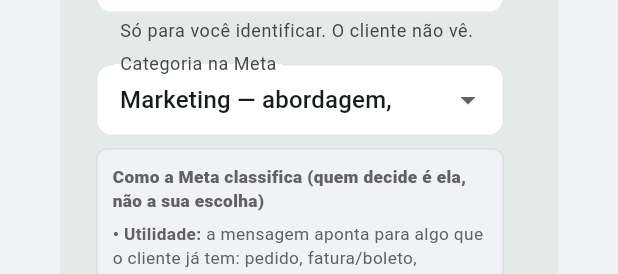
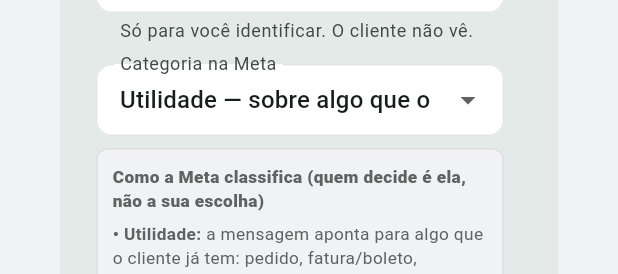
Before and after one commit to rafael-zirix/ZAPDESK, a Flutter app: the TemplateEditor widget shown alone on an empty page, opened directly, on a phone screen of 412 x 824 dp. Shown: the part 251-525 px from the top of the screen. Run offline on Flutter 3.47's test engine with Material 3 defaults, Android fonts, the phone set to English and light mode, and no system bars; our stand-ins replace shared_preferences, web; missing offline and left inert: dart:js_interop, dart:ui_web; accounts and stored records are empty; network calls fail.

Commit message:
feat(modelos): conversa nasce Utility, campanha nasce Marketing
A tela que cria o modelo já sabe para que ele serve, então ela decide a
categoria sugerida: conversa = Utility (faixa mais barata, é o que o
atendimento faz), campanha = Marketing. O usuário troca no dropdown
quando o conteúdo pedir.

O uso escolhido também é gravado no ato da criação, em vez de sair do
default por categoria — a Meta recategoriza sozinha e o modelo mudava de
lista sem ninguém pedir.

Co-Authored-By: Claude Opus 5 <noreply@anthropic.com>

```diff
--- a/app/lib/templates/template_editor.dart
+++ b/app/lib/templates/template_editor.dart
@@ -16,7 +16,12 @@ import '../core/theme.dart';
 ///    cliente já tem (pedido, fatura, atendimento aberto); saudação e convite
 ///    são Marketing — a Meta rebaixa na revisão e o preço muda.
 class TemplateEditor extends StatefulWidget {
-  const TemplateEditor({super.key});
+  /// De qual lista o modelo está nascendo: 'chat' (conversa) ou 'campaign'
+  /// (campanha). Define a categoria sugerida — conversa é Utilidade, campanha
+  /// é Marketing — e fixa em que lista o modelo aparece depois.
+  const TemplateEditor({super.key, this.usage});
+
+  final String? usage;
 
   @override
   State<TemplateEditor> createState() => _TemplateEditorState();
@@ -32,7 +37,7 @@ class _TemplateEditorState extends State<TemplateEditor> {
   final buttonCtrls = <TextEditingController>[];
   final exampleCtrls = <TextEditingController>[];
 
-  String category = 'MARKETING';
+  late String category;
   String headerType = 'NONE'; // NONE | TEXT | IMAGE
   String? imageHandle;
   String? imageName;
@@ -43,6 +48,8 @@ class _TemplateEditorState extends State<TemplateEditor> {
   @override
   void initState() {
     super.initState();
+    // Regra: modelo de conversa nasce Utilidade; de campanha, Marketing.
+    category = widget.usage == 'campaign' ? 'MARKETING' : 'UTILITY';
     body.addListener(_syncExamples);
   }
 
@@ -132,6 +139,7 @@ class _TemplateEditorState extends State<TemplateEditor> {
       'name': name.text.trim(),
       'language': 'pt_BR',
       'category': category,
+      'usage': widget.usage ?? 'chat',
       'header_type': headerType == 'NONE' ? '' : headerType,
       if (headerType == 'TEXT') 'header_text': headerText.text.trim(),
       if (headerType == 'IMAGE') 'header_handle': imageHandle,
@@ -155,7 +163,11 @@ class _TemplateEditorState extends State<TemplateEditor> {
   @override
   Widget build(BuildContext context) {
     return AlertDialog(
-      title: const Text('Novo modelo de mensagem'),
+      title: Text(switch (widget.usage) {
+        'campaign' => 'Novo modelo de campanha',
+        'chat' => 'Novo modelo de conversa',
+        _ => 'Novo modelo de mensagem',
+      }),
       content: SizedBox(
         width: 760,
         child: SingleChildScrollView(
@@ -423,6 +435,16 @@ class _TemplateEditorState extends State<TemplateEditor> {
           Text('Como a Meta classifica (quem decide é ela, não a sua escolha)',
               style: TextStyle(fontSize: 11.5, fontWeight: FontWeight.w800, color: Colors.grey.shade700)),
           const SizedBox(height: 6),
+          if (widget.usage != null)
+            Padding(
+              padding: const EdgeInsets.only(bottom: 6),
+              child: Text(
+                widget.usage == 'campaign'
+                    ? 'Modelo de campanha já vem como Marketing — é disparo para lista, a Meta não aceita utilidade aqui.'
+                    : 'Modelo de conversa já vem como Utilidade (mais barata). Troque para Marketing se o texto for oferta ou abordagem.',
+                style: TextStyle(fontSize: 11.5, color: Colors.grey.shade700, height: 1.35),
+              ),
+            ),
           _guideLine('Utilidade',
               'a mensagem aponta para algo que o cliente já tem: pedido, fatura/boleto, agendamento, '
               'atendimento aberto, veículo rastreado. É a faixa mais barata.'),
--- a/app/lib/templates/templates_screen.dart
+++ b/app/lib/templates/templates_screen.dart
@@ -177,7 +177,7 @@ class _TemplatesScreenState extends State<TemplatesScreen> {
   Future<void> _openForm(TemplatesController c) async {
     final created = await showDialog<bool>(
       context: context,
-      builder: (_) => const TemplateEditor(),
+      builder: (_) => TemplateEditor(usage: widget.usage),
     );
     if (created == true && mounted) {
       await c.load();
```
Also changed, not shown: 2 other files.
